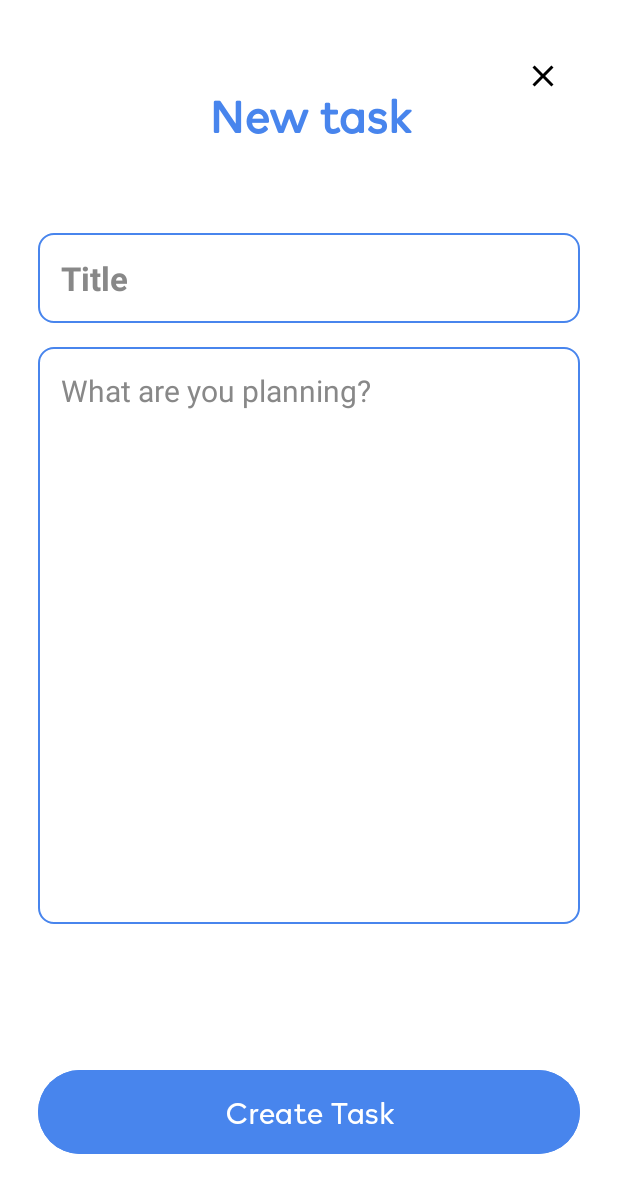
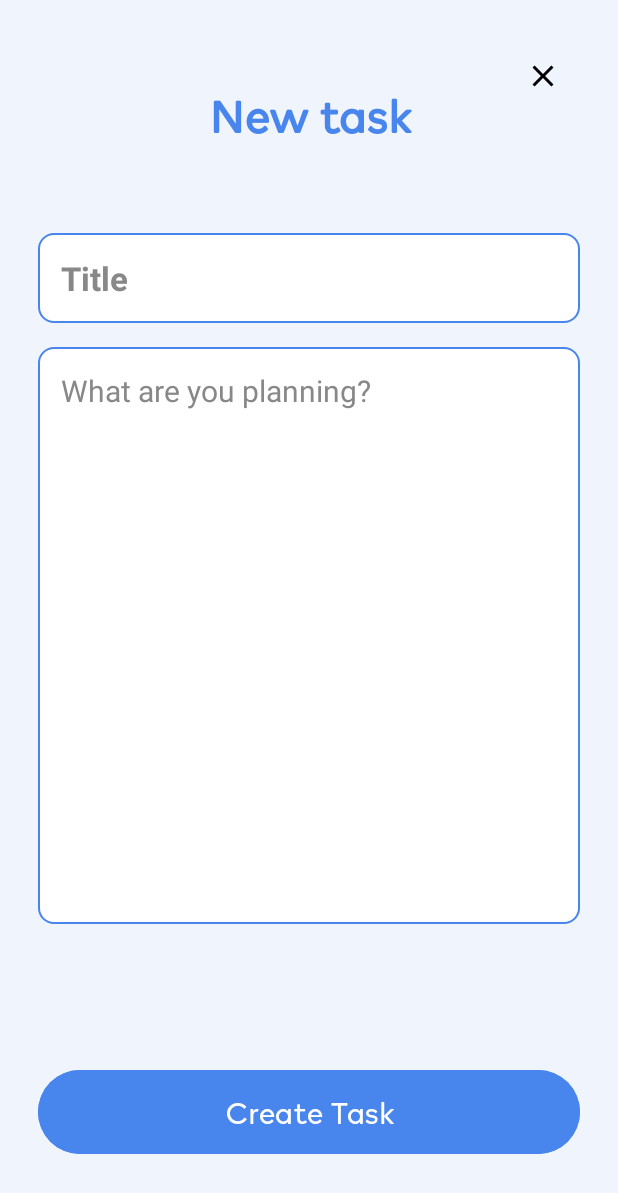
Before and after one commit to anmol-dhar/CodeClauseInternship_EasyTask, an Android app: the screen it shows after launch once a user with an empty profile is signed in (AddNoteScreen), after a tap on "+ Add Task", on a phone screen of 412 x 824 dp. Shown: the top 1193 px of the screen. Run offline under Robolectric (Android 15) with nearby library versions, the phone set to English and light mode, and no system bars; our stand-ins replace Firebase (no records; nobody signed in at launch, a user with empty details on screens opened directly).

Commit message:
Fetching task details from firebase and displaying on the homepage and minor ui changes.

```diff
--- a/app/build.gradle.kts
+++ b/app/build.gradle.kts
@@ -39,4 +39,5 @@ dependencies {
     testImplementation("junit:junit:4.13.2")
     androidTestImplementation("androidx.test.ext:junit:1.1.5")
     androidTestImplementation("androidx.test.espresso:espresso-core:3.5.1")
+    implementation ("com.firebaseui:firebase-ui-firestore:8.0.2")
 }
--- a/app/src/main/java/com/anmol/easytaskpro/MainActivity.java
+++ b/app/src/main/java/com/anmol/easytaskpro/MainActivity.java
@@ -1,15 +1,24 @@
 package com.anmol.easytaskpro;
 
 import androidx.appcompat.app.AppCompatActivity;
+import androidx.recyclerview.widget.LinearLayoutManager;
+import androidx.recyclerview.widget.RecyclerView;
 
 import android.content.Intent;
 import android.os.Bundle;
 import android.view.View;
+import android.widget.ImageButton;
 import android.widget.TextView;
+
+import com.firebase.ui.firestore.FirestoreRecyclerOptions;
+import com.google.firebase.firestore.Query;
 
 public class MainActivity extends AppCompatActivity {
 
     TextView addTask;
+    RecyclerView recyclerView;
+    ImageButton menuButton;
+    TaskAdapter taskAdapter;
 
     @Override
     protected void onCreate(Bundle savedInstanceState) {
@@ -17,6 +26,8 @@ public class MainActivity extends AppCompatActivity {
         setContentView(R.layout.activity_main);
 
         addTask = findViewById(R.id.addTaskButton);
+        recyclerView = findViewById(R.id.recycler_view);
+        menuButton = findViewById(R.id.menuButton);
 
         addTask.setOnClickListener(new View.OnClickListener() {
             @Override
@@ -25,5 +36,46 @@ public class MainActivity extends AppCompatActivity {
             }
         });
 
+        menuButton.setOnClickListener(new View.OnClickListener() {
+            @Override
+            public void onClick(View v) {
+                showMenu();
+            }
+        });
+
+        setupRecyclerView();
+
+    }
+
+    void setupRecyclerView() {
+        Query query = Utility.getCollectionReferenceForNotes().orderBy("timestamp", Query.Direction.DESCENDING);
+        FirestoreRecyclerOptions<Note> options = new FirestoreRecyclerOptions.Builder<Note>()
+                .setQuery(query, Note.class).build();
+        recyclerView.setLayoutManager(new LinearLayoutManager(this));
+
+        taskAdapter = new TaskAdapter(options, this);
+        recyclerView.setAdapter(taskAdapter);
+    }
+
+    @Override
+    protected void onStart() {
+        super.onStart();
+        taskAdapter.startListening();
+    }
+
+    @Override
+    protected void onStop() {
+        super.onStop();
+        taskAdapter.stopListening();
+    }
+
+    @Override
+    protected void onResume() {
+        super.onResume();
+        taskAdapter.notifyDataSetChanged();
+    }
+
+    void showMenu() {
+        //logout button here
     }
 }
--- /dev/null
+++ b/app/src/main/java/com/anmol/easytaskpro/TaskAdapter.java
@@ -0,0 +1,48 @@
+package com.anmol.easytaskpro;
+
+import android.content.Context;
+import android.view.LayoutInflater;
+import android.view.View;
+import android.view.ViewGroup;
+import android.widget.TextView;
+
+import androidx.annotation.NonNull;
+import androidx.recyclerview.widget.RecyclerView;
+
+import com.firebase.ui.firestore.FirestoreRecyclerAdapter;
+import com.firebase.ui.firestore.FirestoreRecyclerOptions;
+
+public class TaskAdapter extends FirestoreRecyclerAdapter<Note, TaskAdapter.TaskViewHolder> {
+    Context context;
+
+    public TaskAdapter(@NonNull FirestoreRecyclerOptions<Note> options, Context context) {
+        super(options);
+        this.context = context;
+    }
+
+    @Override
+    protected void onBindViewHolder(@NonNull TaskViewHolder holder, int position, @NonNull Note note) {
+        holder.titleTextView.setText(note.title);
+        holder.contentTextView.setText(note.content);
+        holder.timestampTextView.setText(Utility.timestampToString(note.timestamp));
+    }
+
+    @NonNull
+    @Override
+    public TaskViewHolder onCreateViewHolder(@NonNull ViewGroup parent, int viewType) {
+        View view = LayoutInflater.from(parent.getContext()).inflate(R.layout.recycler_task_item, parent, false);
+        return new TaskViewHolder(view);
+    }
+
+    class TaskViewHolder extends RecyclerView.ViewHolder{
+
+        TextView titleTextView, contentTextView, timestampTextView;
+
+        public TaskViewHolder(@NonNull View itemView) {
+            super(itemView);
+            titleTextView = itemView.findViewById(R.id.title_text_view);
+            contentTextView = itemView.findViewById(R.id.content_text_view);
+            timestampTextView = itemView.findViewById(R.id.time_text_view);
+        }
+    }
+}
--- /dev/null
+++ b/app/src/main/res/drawable/menu_icon.xml
@@ -0,0 +1,5 @@
+<vector android:height="24dp" android:tint="#000000"
+    android:viewportHeight="24" android:viewportWidth="24"
+    android:width="24dp" xmlns:android="http://schemas.android.com/apk/res/android">
+    <path android:fillColor="@android:color/white" android:pathData="M3,18h18v-2L3,16v2zM3,13h18v-2L3,11v2zM3,6v2h18L21,6L3,6z"/>
+</vector>
--- /dev/null
+++ b/app/src/main/res/drawable/options_icon.xml
@@ -0,0 +1,5 @@
+<vector android:height="24dp" android:tint="#000000"
+    android:viewportHeight="24" android:viewportWidth="24"
+    android:width="24dp" xmlns:android="http://schemas.android.com/apk/res/android">
+    <path android:fillColor="@android:color/white" android:pathData="M6,10c-1.1,0 -2,0.9 -2,2s0.9,2 2,2 2,-0.9 2,-2 -0.9,-2 -2,-2zM18,10c-1.1,0 -2,0.9 -2,2s0.9,2 2,2 2,-0.9 2,-2 -0.9,-2 -2,-2zM12,10c-1.1,0 -2,0.9 -2,2s0.9,2 2,2 2,-0.9 2,-2 -0.9,-2 -2,-2z"/>
+</vector>
--- a/app/src/main/res/layout/activity_add_note_screen.xml
+++ b/app/src/main/res/layout/activity_add_note_screen.xml
@@ -4,7 +4,7 @@
     xmlns:tools="http://schemas.android.com/tools"
     android:layout_width="match_parent"
     android:layout_height="match_parent"
-    android:background="@color/whiteColor"
+    android:background="@color/backgroundColor"
     android:padding="25dp"
     android:orientation="vertical"
     tools:context=".AddNoteScreen">
--- a/app/src/main/res/layout/activity_login_screen.xml
+++ b/app/src/main/res/layout/activity_login_screen.xml
@@ -4,7 +4,7 @@
     xmlns:tools="http://schemas.android.com/tools"
     android:layout_width="match_parent"
     android:layout_height="match_parent"
-    android:background="@color/whiteColor"
+    android:background="@color/backgroundColor"
     tools:context=".LoginScreen">
 
     <RelativeLayout
--- a/app/src/main/res/layout/activity_sign_up_screen.xml
+++ b/app/src/main/res/layout/activity_sign_up_screen.xml
@@ -4,7 +4,7 @@
     xmlns:tools="http://schemas.android.com/tools"
     android:layout_width="match_parent"
     android:layout_height="match_parent"
-    android:background="@color/whiteColor"
+    android:background="@color/backgroundColor"
     tools:context=".SignUpScreen">
 
     <RelativeLayout
--- a/app/src/main/res/values/colors.xml
+++ b/app/src/main/res/values/colors.xml
@@ -4,4 +4,5 @@
     <color name="greyColor">#93a0ac</color>
     <color name="blackColor">#FF000000</color>
     <color name="whiteColor">#FFFFFFFF</color>
+    <color name="backgroundColor">#f0f4fd</color>
 </resources>
```
Also changed, not shown: app/src/main/java/com/anmol/easytaskpro/Utility.java (+7 -0 lines), app/src/main/res/layout/activity_main.xml (+22 -6 lines), app/src/main/res/layout/recycler_task_item.xml (added, +59 -0 lines).
